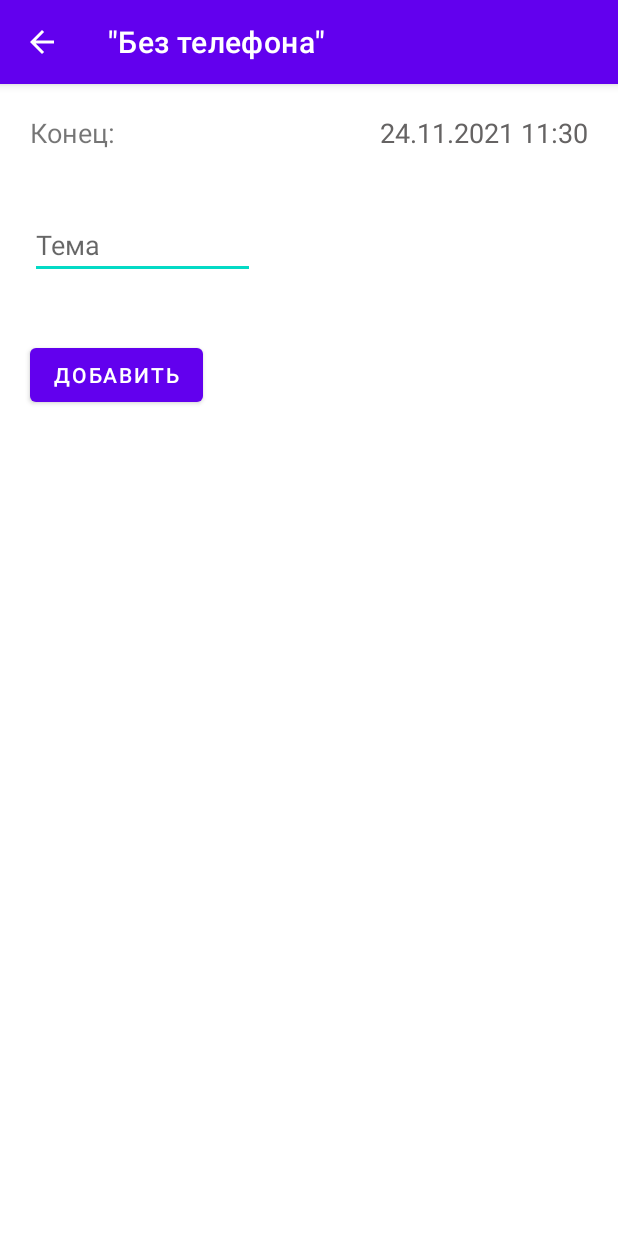
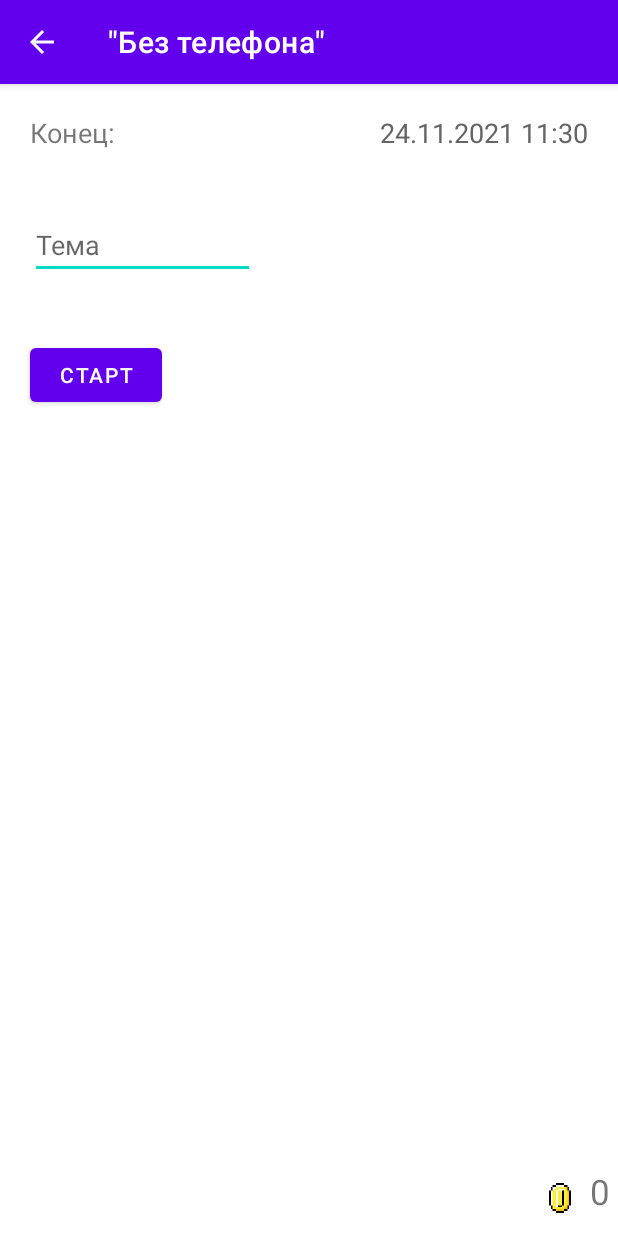
Before and after one commit to Easyboom24/Save_your_time, an Android app: the screen it shows after launch (OnActivity), after a tap on "Режим «Без телефона»", on a phone screen of 412 x 824 dp. Run offline under Robolectric (Android 15) with nearby library versions, the phone set to English and light mode, and no system bars.

```diff
--- a/app/src/main/java/com/example/save_your_time/DiaryActivity.java
+++ b/app/src/main/java/com/example/save_your_time/DiaryActivity.java
@@ -44,7 +44,7 @@ public class DiaryActivity extends AppCompatActivity {
     protected void onCreate(Bundle savedInstanceState) {
         super.onCreate(savedInstanceState);
         setContentView(R.layout.activity_diary);
-        ActionBar actionBar =getSupportActionBar();
+        ActionBar actionBar = getSupportActionBar();
         actionBar.setHomeButtonEnabled(true);
         actionBar.setDisplayHomeAsUpEnabled(true);
         setTitle("Дневник");
--- a/app/src/main/java/com/example/save_your_time/MainActivity.java
+++ b/app/src/main/java/com/example/save_your_time/MainActivity.java
@@ -2,6 +2,7 @@ package com.example.save_your_time;
 
 import androidx.appcompat.app.AppCompatActivity;
 
+import android.app.ActivityManager;
 import android.content.Intent;
 import android.os.Bundle;
 import android.view.Menu;
@@ -25,9 +26,21 @@ public class MainActivity extends AppCompatActivity {
     }
 
     public void openOn(View view) {
-        Intent intent = new Intent(this, OnActivity.class);
-        intent.putExtra("mode", view.getId());
-        startActivity(intent);
+        if (!isMyServiceRunning(WithoutService.class) && !isMyServiceRunning(MyService2.class)) {
+            Intent intent = new Intent(this, OnActivity.class);
+            intent.putExtra("mode", view.getId());
+            startActivity(intent);
+        }
+    }
+
+    private boolean isMyServiceRunning(Class<?> serviceClass) {
+        ActivityManager manager = (ActivityManager) getSystemService(MainActivity.ACTIVITY_SERVICE);
+        for (ActivityManager.RunningServiceInfo service : manager.getRunningServices(Integer.MAX_VALUE)) {
+            if (serviceClass.getName().equals(service.service.getClassName())) {
+                return true;
+            }
+        }
+        return false;
     }
 
     public void openDiary(View view){
--- a/app/src/main/java/com/example/save_your_time/OnActivity.java
+++ b/app/src/main/java/com/example/save_your_time/OnActivity.java
@@ -20,6 +20,7 @@ import android.util.Log;
 import android.view.Display;
 import android.view.MenuItem;
 import android.view.View;
+import android.widget.Button;
 import android.widget.CheckBox;
 import android.widget.DatePicker;
 import android.widget.EditText;
@@ -39,9 +40,12 @@ import java.util.Map;
 public class OnActivity extends AppCompatActivity {
 
     TextView textView;
+    TextView pointsText;
+    LinearLayout pointsField;
+    int points;
     boolean nowStart = false;
     int mYear, mMonth, mDay, mHour, mMinute, mode;
-
+    SQLiteDatabase db;
 
     @Override
     protected void onCreate(Bundle savedInstanceState) {
@@ -70,12 +74,35 @@ public class OnActivity extends AppCompatActivity {
         if (mode != R.id.planWork) {
             nowStart = true;
             setTitle((mode == R.id.block) ? "Блокировка" : "\"Без телефона\"");
+            ((Button)(findViewById(R.id.button))).setText("Старт");
             findViewById(R.id.modeField).setVisibility(View.GONE);
             findViewById(R.id.startClick).setVisibility(View.GONE);
             findViewById(R.id.againField).setVisibility(View.GONE);
         }
         else {
             setTitle("Плановая работа");
+        }
+
+        if (mode == R.id.without){
+            DBHelper dbHelper = new DBHelper(this);
+            db = dbHelper.getWritableDatabase();
+
+            Cursor query = db.rawQuery("SELECT " + DBHelper.ACHIEVEMENT_POINTS + " FROM " +
+                    DBHelper.TABLE_ACHIEVEMENT, null);
+            points = 0;
+            while(query.moveToNext()) {
+                points += query.getInt(0);
+            }
+            if (points < 0)
+                points = 0;
+            pointsText = findViewById(R.id.points);
+            pointsField = findViewById(R.id.pointsField);
+            pointsField.setVisibility(View.VISIBLE);
+            String pointString = points + "";
+            pointsText.setText(pointString);
+
+            query.close();
+            db.close();
         }
     }
 
@@ -179,7 +206,7 @@ public class OnActivity extends AppCompatActivity {
             //После записи в БД запускается сервис с функцией
 
                 startService(new Intent(this, WithoutService.class));
-
+                finish();
         }
         else
         {
--- a/app/src/main/res/layout/activity_on.xml
+++ b/app/src/main/res/layout/activity_on.xml
@@ -5,6 +5,34 @@
     android:layout_width="match_parent"
     android:layout_height="match_parent"
     tools:context=".OnActivity">
+
+    <FrameLayout
+        android:layout_margin="5dp"
+        android:layout_width="wrap_content"
+        android:layout_height="wrap_content"
+        app:layout_constraintBottom_toBottomOf="parent"
+        app:layout_constraintRight_toRightOf="parent">
+        <LinearLayout
+            android:id="@+id/pointsField"
+            android:layout_width="wrap_content"
+            android:layout_height="wrap_content"
+            android:orientation="horizontal"
+            android:gravity="center"
+            android:visibility="invisible">
+
+            <ImageView
+                android:layout_width="40dp"
+                android:layout_height="40dp"
+                android:src="@drawable/coin"
+                android:scaleType="fitCenter"/>
+            <TextView
+                android:id="@+id/points"
+                android:layout_width="wrap_content"
+                android:layout_height="match_parent"
+                android:textSize="23sp"/>
+        </LinearLayout>
+
+    </FrameLayout>
 
     <LinearLayout
         android:layout_width="match_parent"
@@ -277,6 +305,7 @@
         </LinearLayout>
 
         <Button
+            android:id="@+id/button"
             android:layout_width="wrap_content"
             android:layout_height="wrap_content"
             android:layout_margin="20dp"
--- a/app/src/main/res/values/styles.xml
+++ b/app/src/main/res/values/styles.xml
@@ -2,6 +2,12 @@
 
     <style name="Widget.Theme.Save_Your_Time.ActionBar.Fullscreen" parent="Widget.AppCompat.ActionBar">
         <item name="android:background">@color/black_overlay</item>
+    </style>
+
+    <style name="Toolbar">
+        <item name="android:layout_width">match_parent</item>
+        <item name="android:layout_height">?attr/actionBarSize</item>
+        <!-- <item name="theme">@style/ThemeOverlay.AppCompat.Dark.ActionBar</item> -->
     </style>
 
     <style name="Widget.Theme.Save_Your_Time.ButtonBar.Fullscreen" parent="">
```
Also changed, not shown: app/src/main/AndroidManifest.xml (+4 -3 lines), app/src/main/java/com/example/save_your_time/MyService.java (+9 -0 lines), app/src/main/java/com/example/save_your_time/WithoutService.java (+0 -21 lines), app/src/main/res/drawable/coin.png (added).
